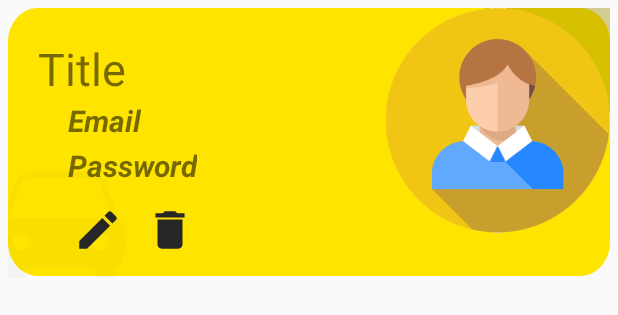
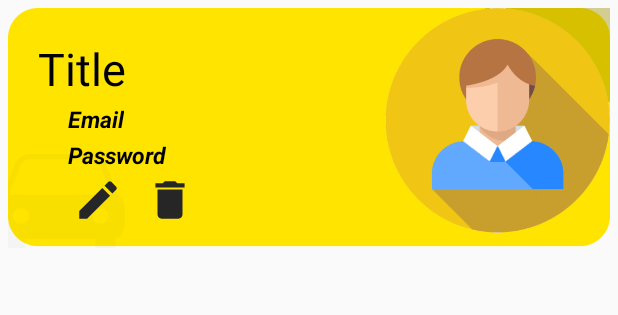
Before and after one commit to AbdelTriX/PasswordManager, an Android app: the layout item_login.xml on its own in the app's theme, with its tools: preview values and no code run, on a phone screen of 412 x 824 dp. Shown: the top 315 px of the screen. Run offline under Robolectric (Android 15) with nearby library versions, the phone set to English and light mode, and no system bars; Roboto replaces fonts that are not available here.

Commit message:
Version Beta for display data (Login) in Home Page.

```diff
--- a/app/src/main/res/layout/item_login.xml
+++ b/app/src/main/res/layout/item_login.xml
@@ -9,7 +9,7 @@
 
     <RelativeLayout
         android:layout_width="match_parent"
-        android:layout_height="180dp"
+        android:layout_height="160dp"
         android:background="@drawable/background_login">
 
         <TextView
@@ -18,36 +18,40 @@
             android:layout_height="wrap_content"
             android:fontFamily="@font/baloo"
             android:text="Title"
+            android:textColor="@color/black"
             android:textSize="30sp"
             android:padding="20dp"/>
 
         <TextView
             android:id="@+id/emailTv"
+            android:textColor="@color/black"
             android:layout_width="wrap_content"
             android:layout_height="wrap_content"
             android:layout_alignParentStart="true"
             android:layout_alignParentBottom="true"
             android:layout_marginStart="40dp"
-            android:layout_marginBottom="91dp"
-            android:textSize="20sp"
+            android:layout_marginBottom="75dp"
+            android:textSize="15sp"
             android:textStyle="bold|italic"
             android:text="Email" />
 
         <TextView
             android:id="@+id/passwordTv"
+            android:textColor="@color/black"
             android:layout_width="wrap_content"
             android:layout_height="wrap_content"
             android:layout_alignParentStart="true"
             android:layout_alignParentBottom="true"
             android:layout_marginStart="40dp"
-            android:layout_marginBottom="61dp"
-            android:textSize="20sp"
+            android:layout_marginBottom="51dp"
+            android:textSize="15sp"
             android:textStyle="bold|italic"
             android:text="Password" />
 
 
 
         <ImageView
+            android:id="@+id/profileImage"
             android:layout_width="150dp"
             android:layout_height="150dp"
             android:src="@drawable/login"
--- a/app/src/main/res/layout/item_note.xml
+++ b/app/src/main/res/layout/item_note.xml
@@ -9,10 +9,11 @@
 
     <RelativeLayout
         android:layout_width="match_parent"
-        android:layout_height="180dp"
+        android:layout_height="170dp"
         android:background="@drawable/background_note">
 
         <TextView
+            android:id="@+id/titleTv"
             android:layout_width="wrap_content"
             android:layout_height="wrap_content"
             android:fontFamily="@font/baloo"
@@ -23,6 +24,7 @@
 
 
         <TextView
+            android:id="@+id/descriptionTv"
             android:layout_width="wrap_content"
             android:layout_height="wrap_content"
             android:layout_alignParentStart="true"
```
Also changed, not shown: app/src/main/java/com/example/passwordmanager/Fragment_Home.java (+8 -10 lines), app/src/main/java/com/example/passwordmanager/SQLiteDatabase/MyAdapter.java (added, +58 -0 lines), app/src/main/res/layout/fragment__home.xml (+3 -5 lines), app/src/main/res/layout/item_credit_card.xml (+34 -14 lines).
